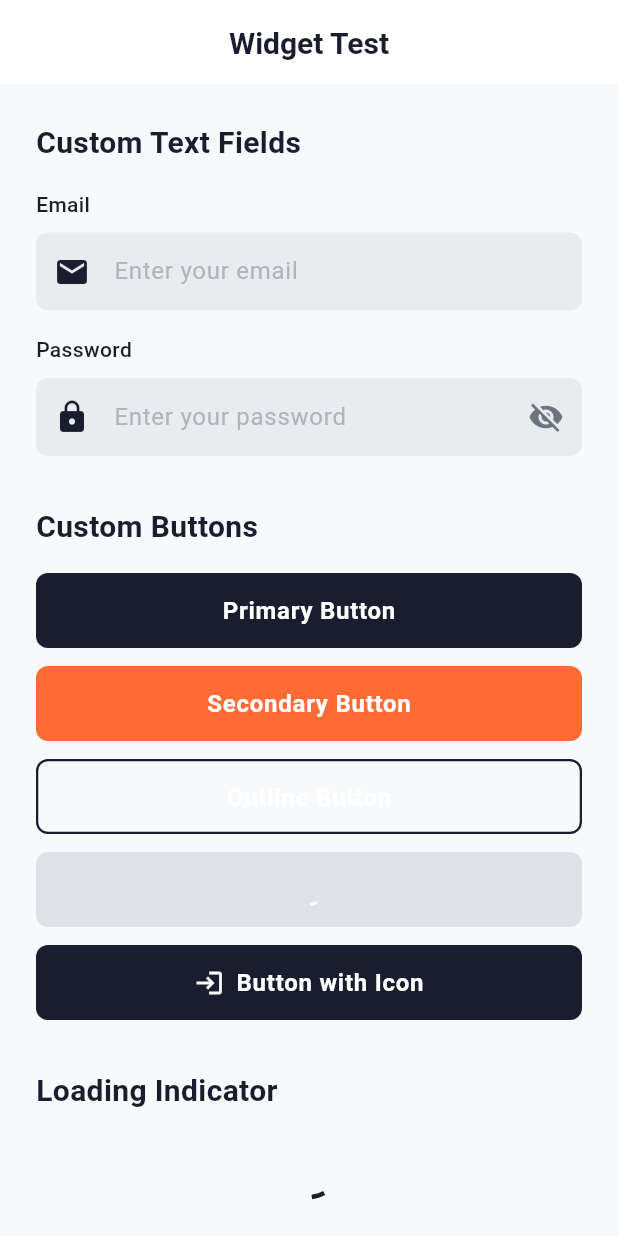
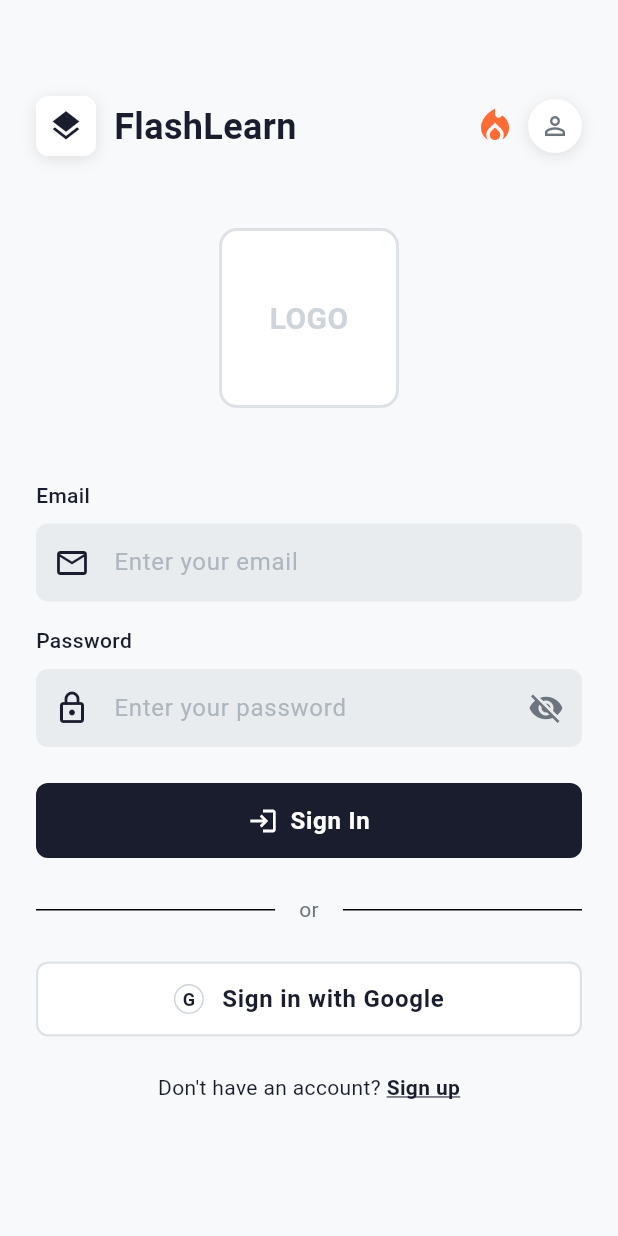
Before and after one commit to kabakadev/brainflip_mobile_app, a Flutter app: the screen it shows after launch, on a phone screen of 412 x 824 dp. Run offline on Flutter 3.47's test engine with Material 3 defaults, Android fonts, the phone set to English and light mode, and no system bars; our stand-ins replace cloud_firestore, firebase_auth, firebase_core, google_sign_in; accounts and stored records are empty.

Commit message:
feat: implement login screen with email and Google sign-in UI

```diff
--- a/lib/app.dart
+++ b/lib/app.dart
@@ -1,9 +1,7 @@
 import 'package:flutter/material.dart';
 import 'core/theme/app_theme.dart';
 import 'core/constants/app_constants.dart';
-import 'core/widgets/custom_button.dart';
-import 'core/widgets/custom_text_field.dart';
-import 'core/widgets/loading_indicator.dart';
+import 'features/auth/screens/login_screen.dart';
 
 class MyApp extends StatelessWidget {
   const MyApp({super.key});
@@ -14,82 +12,7 @@ class MyApp extends StatelessWidget {
       title: AppConstants.appName,
       theme: AppTheme.lightTheme,
       debugShowCheckedModeBanner: false,
-      home: const WidgetTestScreen(),
+      home: const LoginScreen(),
     );
   }
 }
-
-class WidgetTestScreen extends StatelessWidget {
-  const WidgetTestScreen({super.key});
-
-  @override
-  Widget build(BuildContext context) {
-    return Scaffold(
-      appBar: AppBar(title: const Text('Widget Test')),
-      body: SingleChildScrollView(
-        padding: const EdgeInsets.all(24),
-        child: Column(
-          crossAxisAlignment: CrossAxisAlignment.start,
-          children: [
-            const Text(
-              'Custom Text Fields',
-              style: TextStyle(fontSize: 20, fontWeight: FontWeight.bold),
-            ),
-            const SizedBox(height: 16),
-            const CustomTextField(
-              label: 'Email',
-              hintText: 'Enter your email',
-              keyboardType: TextInputType.emailAddress,
-              prefixIcon: Icon(Icons.email),
-            ),
-            const SizedBox(height: 16),
-            const CustomTextField(
-              label: 'Password',
-              hintText: 'Enter your password',
-              obscureText: true,
-              prefixIcon: Icon(Icons.lock),
-            ),
-            const SizedBox(height: 32),
-            const Text(
-              'Custom Buttons',
-              style: TextStyle(fontSize: 20, fontWeight: FontWeight.bold),
-            ),
-            const SizedBox(height: 16),
-            CustomButton(text: 'Primary Button', onPressed: () {}),
-            const SizedBox(height: 12),
-            CustomButton(
-              text: 'Secondary Button',
-              type: ButtonType.secondary,
-              onPressed: () {},
-            ),
-            const SizedBox(height: 12),
-            CustomButton(
-              text: 'Outline Button',
-              type: ButtonType.outline,
-              onPressed: () {},
-            ),
-            const SizedBox(height: 12),
-            CustomButton(
-              text: 'Loading Button',
-              isLoading: true,
-              onPressed: () {},
-            ),
-            const SizedBox(height: 12),
-            CustomButton(
-              text: 'Button with Icon',
-              icon: Icons.login,
-              onPressed: () {},
-            ),
-            const SizedBox(height: 32),
-            const Text(
-              'Loading Indicator',
-              style: TextStyle(fontSize: 20, fontWeight: FontWeight.bold),
-            ),
-            const SizedBox(height: 16),
-            const LoadingIndicator(),
-          ],
-        ),
-      ),
-    );
-  }
-}
--- a/lib/features/auth/screens/login_screen.dart
+++ b/lib/features/auth/screens/login_screen.dart
@@ -0,0 +1,327 @@
+import 'package:flutter/material.dart';
+import '../../../core/constants/app_colors.dart';
+import '../../../core/constants/app_text_styles.dart';
+import '../../../core/widgets/custom_button.dart';
+import '../../../core/widgets/custom_text_field.dart';
+import '../../../core/utils/validators.dart';
+import '../services/auth_service.dart';
+import '../widgets/google_sign_in_button.dart';
+import 'signup_screen.dart';
+import '../../home/screens/dashboard_screen.dart';
+
+class LoginScreen extends StatefulWidget {
+  const LoginScreen({super.key});
+
+  @override
+  State<LoginScreen> createState() => _LoginScreenState();
+}
+
+class _LoginScreenState extends State<LoginScreen> {
+  final _formKey = GlobalKey<FormState>();
+  final _emailController = TextEditingController();
+  final _passwordController = TextEditingController();
+  final _authService = AuthService();
+
+  bool _isLoading = false;
+  String? _errorMessage;
+
+  @override
+  void dispose() {
+    _emailController.dispose();
+    _passwordController.dispose();
+    super.dispose();
+  }
+
+  Future<void> _handleEmailSignIn() async {
+    // Clear previous error
+    setState(() {
+      _errorMessage = null;
+    });
+
+    // Validate form
+    if (!_formKey.currentState!.validate()) {
+      return;
+    }
+
+    setState(() {
+      _isLoading = true;
+    });
+
+    try {
+      final user = await _authService.signInWithEmail(
+        email: _emailController.text.trim(),
+        password: _passwordController.text,
+      );
+
+      if (user != null && mounted) {
+        // Navigate to dashboard
+        Navigator.of(context).pushReplacement(
+          MaterialPageRoute(builder: (context) => const DashboardScreen()),
+        );
+      }
+    } catch (e) {
+      setState(() {
+        _errorMessage = e.toString();
+      });
+    } finally {
+      if (mounted) {
+        setState(() {
+          _isLoading = false;
+        });
+      }
+    }
+  }
+
+  Future<void> _handleGoogleSignIn() async {
+    setState(() {
+      _errorMessage = null;
+      _isLoading = true;
+    });
+
+    try {
+      final user = await _authService.signInWithGoogle();
+
+      if (user != null && mounted) {
+        // Navigate to dashboard
+        Navigator.of(context).pushReplacement(
+          MaterialPageRoute(builder: (context) => const DashboardScreen()),
+        );
+      }
+    } catch (e) {
+      setState(() {
+        _errorMessage = e.toString();
+      });
+    } finally {
+      if (mounted) {
+        setState(() {
+          _isLoading = false;
+        });
+      }
+    }
+  }
+
+  void _navigateToSignUp() {
+    Navigator.of(
+      context,
+    ).push(MaterialPageRoute(builder: (context) => const SignUpScreen()));
+  }
+
+  @override
+  Widget build(BuildContext context) {
+    return Scaffold(
+      backgroundColor: AppColors.background,
+      body: SafeArea(
+        child: SingleChildScrollView(
+          padding: const EdgeInsets.all(24),
+          child: Form(
+            key: _formKey,
+            child: Column(
+              crossAxisAlignment: CrossAxisAlignment.stretch,
+              children: [
+                const SizedBox(height: 40),
+
+                // App Logo and Title
+                _buildHeader(),
+
+                const SizedBox(height: 48),
+
+                // Logo Placeholder
+                _buildLogoPlaceholder(),
+
+                const SizedBox(height: 48),
+
+                // Email Input
+                CustomTextField(
+                  controller: _emailController,
+                  label: 'Email',
+                  hintText: 'Enter your email',
+                  keyboardType: TextInputType.emailAddress,
+                  textInputAction: TextInputAction.next,
+                  prefixIcon: const Icon(Icons.email_outlined),
+                  validator: Validators.email,
+                  enabled: !_isLoading,
+                ),
+
+                const SizedBox(height: 16),
+
+                // Password Input
+                CustomTextField(
+                  controller: _passwordController,
+                  label: 'Password',
+                  hintText: 'Enter your password',
+                  obscureText: true,
+                  textInputAction: TextInputAction.done,
+                  prefixIcon: const Icon(Icons.lock_outlined),
+                  validator: Validators.password,
+                  enabled: !_isLoading,
+                  onSubmitted: (_) => _handleEmailSignIn(),
+                ),
+
+                const SizedBox(height: 24),
+
+                // Error Message
+                if (_errorMessage != null) ...[
+                  Container(
+                    padding: const EdgeInsets.all(12),
+                    decoration: BoxDecoration(
+                      color: AppColors.error.withOpacity(0.1),
+                      borderRadius: BorderRadius.circular(8),
+                      border: Border.all(color: AppColors.error),
+                    ),
+                    child: Row(
+                      children: [
+                        const Icon(Icons.error_outline, color: AppColors.error),
+                        const SizedBox(width: 8),
+                        Expanded(
+                          child: Text(
+                            _errorMessage!,
+                            style: const TextStyle(color: AppColors.error),
+                          ),
+                        ),
+                      ],
+                    ),
+                  ),
+                  const SizedBox(height: 24),
+                ],
+
+                // Sign In Button
+                CustomButton(
+                  text: 'Sign In',
+                  onPressed: _isLoading ? null : _handleEmailSignIn,
+                  isLoading: _isLoading,
+                  icon: Icons.login,
+                ),
+
+                const SizedBox(height: 24),
+
+                // Divider with "or"
+                Row(
+                  children: [
+                    const Expanded(child: Divider()),
+                    Padding(
+                      padding: const EdgeInsets.symmetric(horizontal: 16),
+                      child: Text(
+                        'or',
+                        style: AppTextStyles.bodyMedium.copyWith(
+                          color: AppColors.textSecondary,
+                        ),
+                      ),
+                    ),
+                    const Expanded(child: Divider()),
+                  ],
+                ),
+
+                const SizedBox(height: 24),
+
+                // Google Sign In Button
+                GoogleSignInButton(
+                  onPressed: _isLoading ? null : _handleGoogleSignIn,
+                  isLoading: _isLoading,
+                ),
+
+                const SizedBox(height: 24),
+
+                // Sign Up Link
+                Row(
+                  mainAxisAlignment: MainAxisAlignment.center,
+                  children: [
+                    Text(
+                      "Don't have an account? ",
+                      style: AppTextStyles.bodyMedium,
+                    ),
+                    GestureDetector(
+                      onTap: _isLoading ? null : _navigateToSignUp,
+                      child: Text(
+                        'Sign up',
+                        style: AppTextStyles.bodyMedium.copyWith(
+                          color: AppColors.primary,
+                          fontWeight: FontWeight.w600,
+                          decoration: TextDecoration.underline,
+                        ),
+                      ),
+                    ),
+                  ],
+                ),
+              ],
+            ),
+          ),
+        ),
+      ),
+    );
+  }
+
+  Widget _buildHeader() {
+    return Row(
+      children: [
+        // App Icon (stacked layers icon)
+        Container(
+          padding: const EdgeInsets.all(8),
+          decoration: BoxDecoration(
+            color: AppColors.white,
+            borderRadius: BorderRadius.circular(8),
+            boxShadow: [
+              BoxShadow(
+                color: Colors.black.withOpacity(0.1),
+                blurRadius: 8,
+                offset: const Offset(0, 2),
+              ),
+            ],
+          ),
+          child: const Icon(Icons.layers, color: AppColors.primary, size: 24),
+        ),
+        const SizedBox(width: 12),
+        Text('FlashLearn', style: AppTextStyles.headingLarge),
+        const Spacer(),
+        // Flame icon (streak indicator - could be interactive later)
+        const Icon(
+          Icons.local_fire_department,
+          color: AppColors.streakOrange,
+          size: 28,
+        ),
+        const SizedBox(width: 8),
+        // Profile icon placeholder
+        Container(
+          padding: const EdgeInsets.all(8),
+          decoration: BoxDecoration(
+            color: AppColors.white,
+            shape: BoxShape.circle,
+            boxShadow: [
+              BoxShadow(
+                color: Colors.black.withOpacity(0.1),
+                blurRadius: 8,
+                offset: const Offset(0, 2),
+              ),
+            ],
+          ),
+          child: const Icon(
+            Icons.person_outline,
+            color: AppColors.textSecondary,
+            size: 20,
+          ),
+        ),
+      ],
+    );
+  }
+
+  Widget _buildLogoPlaceholder() {
+    return Center(
+      child: Container(
+        width: 120,
+        height: 120,
+        decoration: BoxDecoration(
+          color: AppColors.white,
+          borderRadius: BorderRadius.circular(12),
+          border: Border.all(color: AppColors.gray300, width: 2),
+        ),
+        child: Center(
+          child: Text(
+            'LOGO',
+            style: AppTextStyles.headingMedium.copyWith(
+              color: AppColors.gray400,
+            ),
+          ),
+        ),
+      ),
+    );
+  }
+}
--- a/lib/features/auth/widgets/google_sign_in_button.dart
+++ b/lib/features/auth/widgets/google_sign_in_button.dart
@@ -0,0 +1,68 @@
+import 'package:flutter/material.dart';
+import '../../../core/constants/app_colors.dart';
+import '../../../core/constants/app_text_styles.dart';
+
+class GoogleSignInButton extends StatelessWidget {
+  final VoidCallback? onPressed;
+  final bool isLoading;
+
+  const GoogleSignInButton({super.key, this.onPressed, this.isLoading = false});
+
+  @override
+  Widget build(BuildContext context) {
+    return SizedBox(
+      width: double.infinity,
+      height: 50,
+      child: OutlinedButton(
+        onPressed: isLoading ? null : onPressed,
+        style: OutlinedButton.styleFrom(
+          backgroundColor: AppColors.white,
+          foregroundColor: AppColors.textPrimary,
+          side: const BorderSide(color: AppColors.gray300, width: 1.5),
+          shape: RoundedRectangleBorder(borderRadius: BorderRadius.circular(8)),
+          padding: const EdgeInsets.symmetric(horizontal: 24, vertical: 12),
+        ),
+        child: isLoading
+            ? const SizedBox(
+                height: 20,
+                width: 20,
+                child: CircularProgressIndicator(
+                  strokeWidth: 2,
+                  valueColor: AlwaysStoppedAnimation<Color>(AppColors.primary),
+                ),
+              )
+            : Row(
+                mainAxisAlignment: MainAxisAlignment.center,
+                children: [
+                  // Google Icon (using a colored container as placeholder)
+                  Container(
+                    width: 20,
+                    height: 20,
+                    decoration: BoxDecoration(
+                      shape: BoxShape.circle,
+                      border: Border.all(color: AppColors.gray400),
+                    ),
+                    child: const Center(
+                      child: Text(
+                        'G',
+                        style: TextStyle(
+                          fontSize: 12,
+                          fontWeight: FontWeight.bold,
+                          color: AppColors.primary,
+                        ),
+                      ),
+                    ),
+                  ),
+                  const SizedBox(width: 12),
+                  Text(
+                    'Sign in with Google',
+                    style: AppTextStyles.button.copyWith(
+                      color: AppColors.textPrimary,
+                    ),
+                  ),
+                ],
+              ),
+      ),
+    );
+  }
+}
--- a/pubspec.yaml
+++ b/pubspec.yaml
@@ -38,7 +38,7 @@ dependencies:
   firebase_auth: ^6.1.2
   cloud_firestore: ^6.1.0
   firebase_storage: ^13.0.4
-  google_sign_in: ^7.2.0
+  google_sign_in: ^6.2.1
 
 dev_dependencies:
   flutter_test:
```
Also changed, not shown: lib/features/auth/screens/signup_screen.dart (+29 -0 lines), lib/features/home/screens/dashboard_screen.dart (+61 -0 lines), pubspec.lock.
